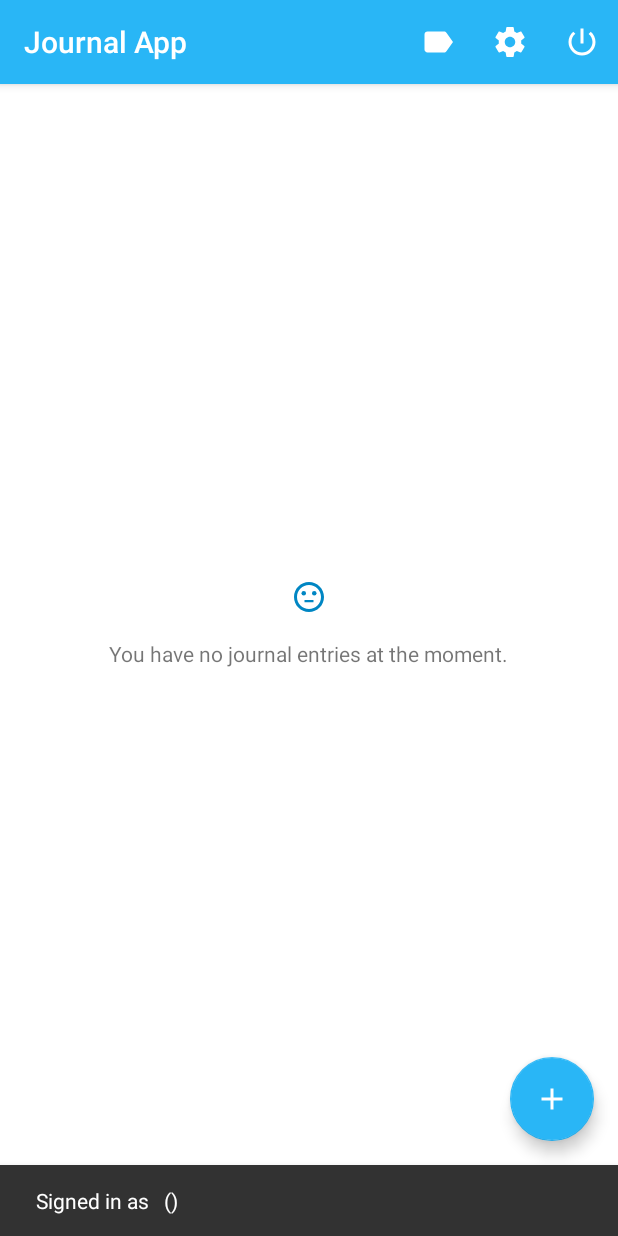
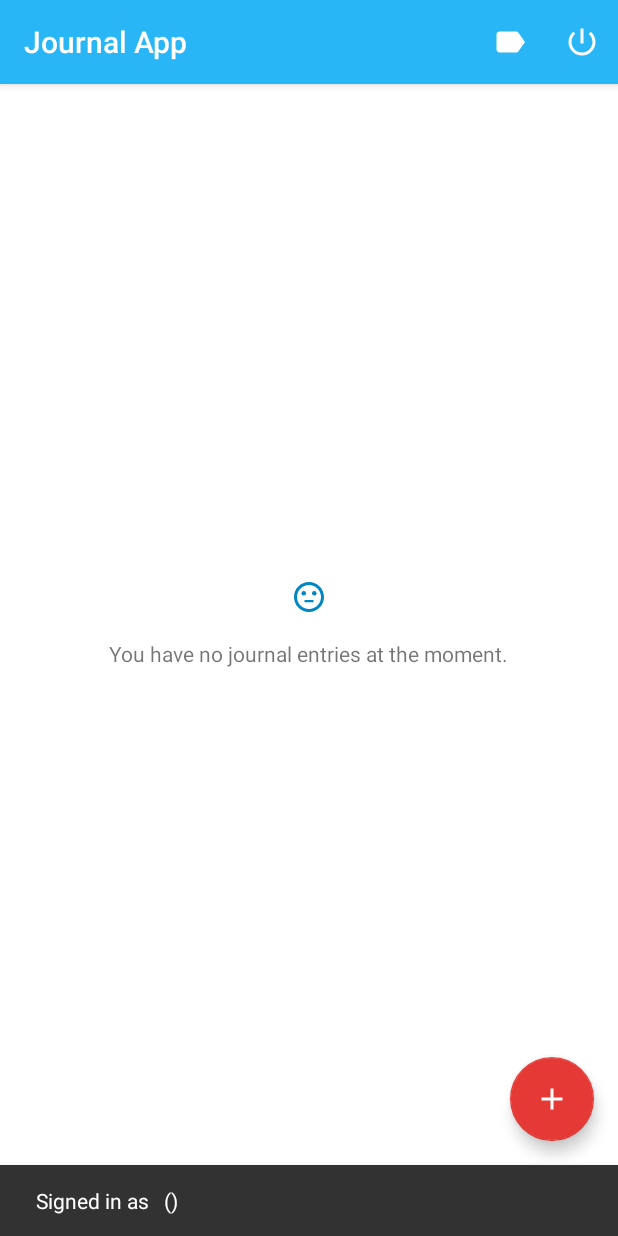
Before and after one commit to samuelo-101/Journal-App, an Android app: the MainActivity screen opened directly, with no data from a screen before it, on a phone screen of 412 x 824 dp. Run offline under Robolectric (Android 15) with nearby library versions, the phone set to English and light mode, and no system bars; our stand-ins replace Room's generated code; 1 statement that could not run was skipped.

Commit message:
- Removed unused menu item - Updated FAB tint to app Accent Color

```diff
--- a/app/src/main/java/journal/samuel/ojo/com/journalapp/MainActivity.java
+++ b/app/src/main/java/journal/samuel/ojo/com/journalapp/MainActivity.java
@@ -40,7 +40,6 @@ public class MainActivity extends AppCompatActivity implements RecyclerViewJourn
 
     private ProgressBar progressBar;
 
-    private String userId;
     private JournalDatabase journalDatabase;
     private JournalServiceFactory journalServiceFactory;
     private JournalListViewModel journalListViewModel;
@@ -71,14 +70,14 @@ public class MainActivity extends AppCompatActivity implements RecyclerViewJourn
         rvJournalList = findViewById(R.id.rvJournalList);
         rvJournalList.setItemAnimator(new DefaultItemAnimator());
 
-        userId = SharedPreferencesUtil.getString(this, getString(R.string.g_id));
+        String userId = SharedPreferencesUtil.getString(this, getString(R.string.g_id));
 
         initializeDatabase();
 
         adapter = new RecyclerViewJournalAdapter(this, this, journalDatabase);
         rvJournalList.setAdapter(adapter);
 
-        JournalViewModelFactory journalViewModelFactory = new JournalViewModelFactory(this.journalDatabase, this.userId);
+        JournalViewModelFactory journalViewModelFactory = new JournalViewModelFactory(this.journalDatabase, userId);
         journalListViewModel = ViewModelProviders.of(this, journalViewModelFactory).get(JournalListViewModel.class);
         journalListViewModel.getAllJournals().observe(this, new Observer<List<Journal>>() {
             @Override
@@ -121,24 +120,17 @@ public class MainActivity extends AppCompatActivity implements RecyclerViewJourn
 
     @Override
     public boolean onCreateOptionsMenu(Menu menu) {
-        // Inflate the menu; this adds items to the action bar if it is present.
         getMenuInflater().inflate(R.menu.menu_main, menu);
         return true;
     }
 
     @Override
     public boolean onOptionsItemSelected(MenuItem item) {
-        // Handle action bar item clicks here. The action bar will
-        // automatically handle clicks on the Home/Up button, so long
-        // as you specify a parent activity in AndroidManifest.xml.
         int id = item.getItemId();
-
-        //noinspection SimplifiableIfStatement
-        if (id == R.id.action_settings) {
-            return true;
-        } else if(id == R.id.action_labels) {
+        if(id == R.id.action_labels) {
             Intent intent = new Intent(this, ManageLabelsActivity.class);
             startActivity(intent);
+            return true;
         } else if(id == R.id.action_signout) {
             AppUtil.signOut(this);
             Intent intent = new Intent(this, LoginActivity.class);
--- a/app/src/main/res/layout/activity_main.xml
+++ b/app/src/main/res/layout/activity_main.xml
@@ -24,7 +24,7 @@
 
     <android.support.design.widget.FloatingActionButton
         android:id="@+id/fab"
-        app:backgroundTint="@color/colorPrimary"
+        app:backgroundTint="@color/colorAccent"
         android:layout_width="wrap_content"
         android:layout_height="wrap_content"
         android:layout_gravity="bottom|end"
--- a/app/src/main/res/menu/menu_main.xml
+++ b/app/src/main/res/menu/menu_main.xml
@@ -11,15 +11,8 @@
         app:showAsAction="ifRoom" />
 
     <item
-        android:id="@+id/action_settings"
+        android:id="@+id/action_signout"
         android:orderInCategory="200"
-        android:title="@string/action_settings"
-        android:icon="@drawable/ic_settings"
-        app:showAsAction="ifRoom"/>
-
-    <item
-        android:id="@+id/action_signout"
-        android:orderInCategory="300"
         android:title="@string/action_signout"
         android:icon="@drawable/ic_power_settings"
         app:showAsAction="ifRoom"/>
```
Also changed, not shown: app/src/main/java/journal/samuel/ojo/com/journalapp/ManageJournalActivity.java (+13 -0 lines), app/src/main/res/layout/add_label_to_journal_bottom_sheet.xml (+5 -4 lines).
